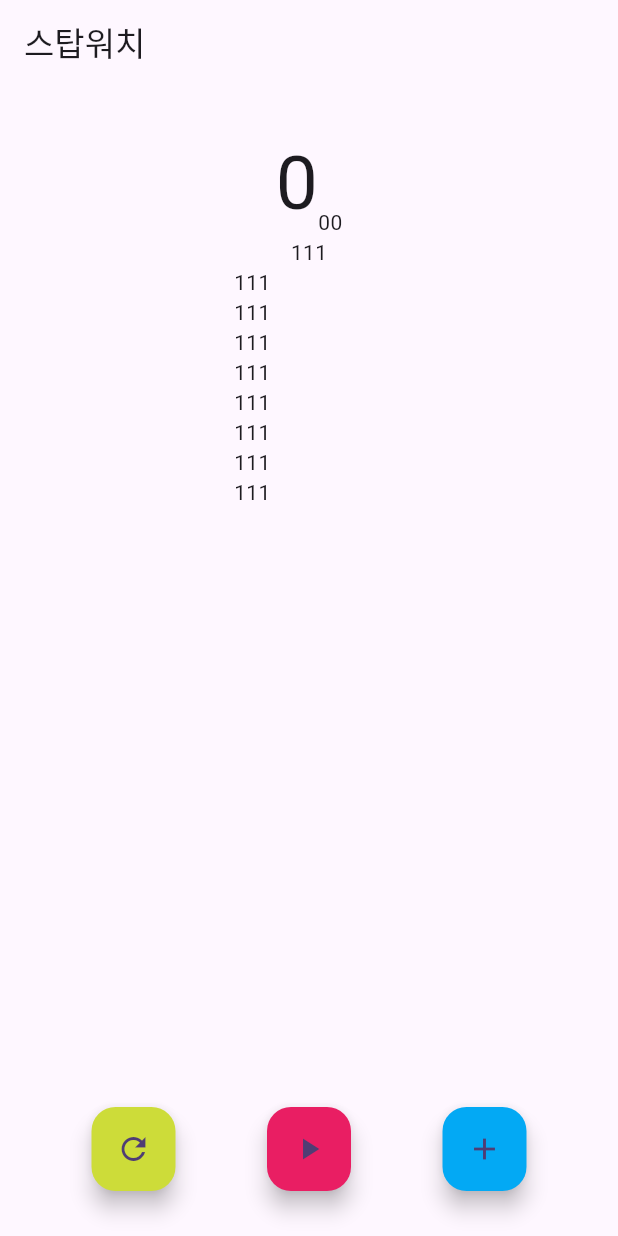
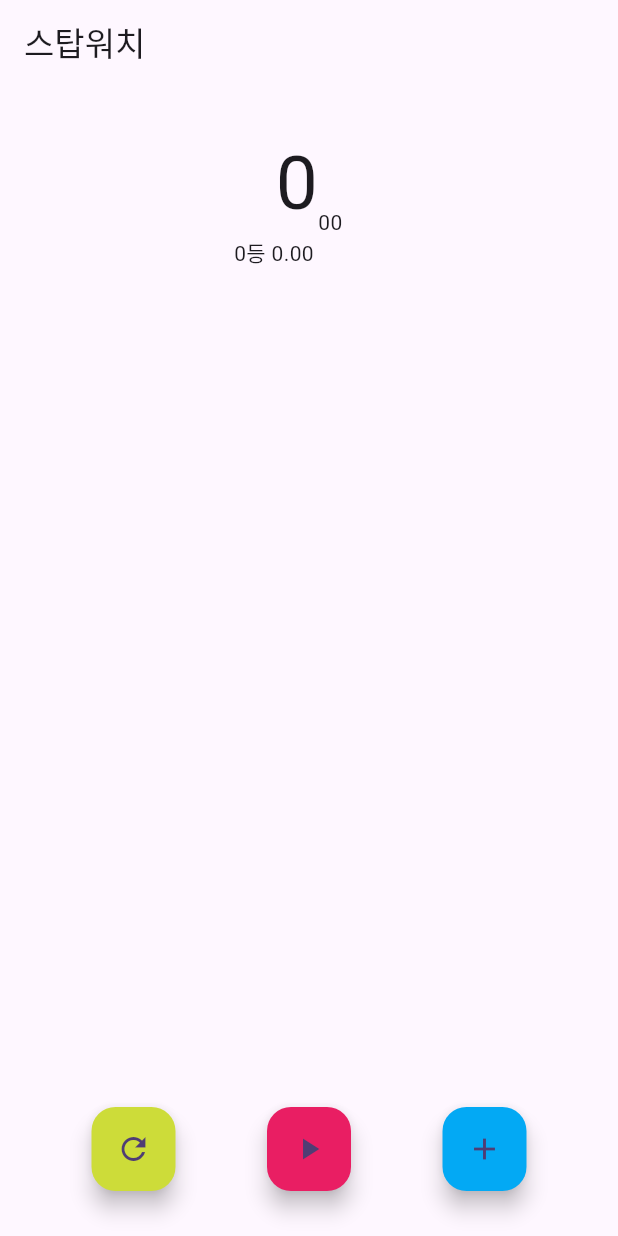
Before and after one commit to byjun8932/flutter_stopwatch_240410, a Flutter app: the screen it shows after launch, after a tap on the "add" icon, on a phone screen of 412 x 824 dp. Run offline on Flutter 3.47's test engine with Material 3 defaults, Android fonts, the phone set to English and light mode, and no system bars.

Commit message:
feat: show laptime

```diff
--- a/lib/stop_watch_screen.dart
+++ b/lib/stop_watch_screen.dart
@@ -15,7 +15,7 @@ class _StopWatchScreenState extends State<StopWatchScreen> {
   int _time = 0;
   bool _isRunning = false;
 
-  List<String> _lapTimes = [];
+  final List<String> _lapTimes = [];
 
   void _clickButton() {
     _isRunning = !_isRunning;
@@ -28,7 +28,7 @@ class _StopWatchScreenState extends State<StopWatchScreen> {
   }
 
   void _start() {
-    _timer = Timer.periodic(Duration(milliseconds: 10), (timer) {
+    _timer = Timer.periodic(const Duration(milliseconds: 10), (timer) {
       setState(() {
         _time++;
       });
@@ -43,7 +43,7 @@ class _StopWatchScreenState extends State<StopWatchScreen> {
   }
 
   void _recordLapTime(String time) {
-    _lapTimes.insert(0, '${_lapTimes.length}등 $_time');
+    _lapTimes.insert(0, '${_lapTimes.length}등 $time');
   }
 
   void _pause() {
@@ -76,7 +76,7 @@ class _StopWatchScreenState extends State<StopWatchScreen> {
               children: [
                 Text(
                   '$sec',
-                  style: TextStyle(fontSize: 50),
+                  style: const TextStyle(fontSize: 50),
                 ),
                 Text(
                   '$hundredth',
@@ -87,17 +87,7 @@ class _StopWatchScreenState extends State<StopWatchScreen> {
               width: 100,
               height: 200,
               child: ListView(
-                children: [
-                  Center(child: Text('111')),
-                  Text('111'),
-                  Text('111'),
-                  Text('111'),
-                  Text('111'),
-                  Text('111'),
-                  Text('111'),
-                  Text('111'),
-                  Text('111'),
-                ],
+                children: _lapTimes.map((time) => Text(time)).toList() ,
               ),
             ),
             const Spacer(),
```
